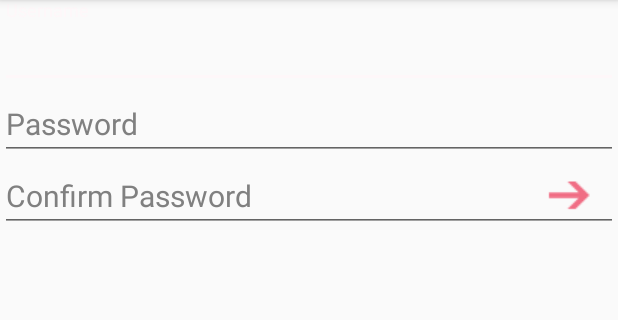
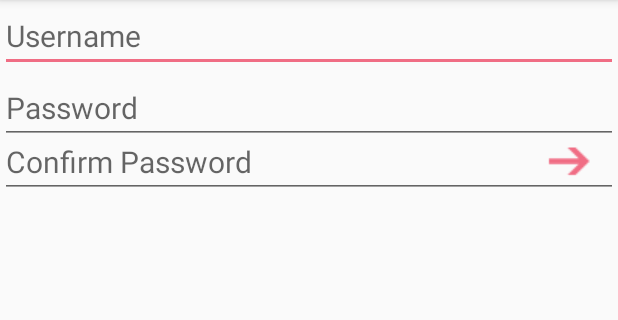
Before and after one commit to TeoDimitrov/LetsTalk, an Android app: the fragment SignUpFragmentTwo shown on its own in the app's theme, on a phone screen of 412 x 824 dp, the part 84-404 px from its top. Run offline under Robolectric (Android 15) with nearby library versions, the phone set to English and light mode, and no system bars; our stand-ins replace Firebase (no records; nobody signed in at launch, a user with empty details on screens opened directly).

Commit message:
Theme and layouts minor changes

```diff
--- a/app/src/main/res/layout/fragment_sign_in_fragment_one.xml
+++ b/app/src/main/res/layout/fragment_sign_in_fragment_one.xml
@@ -19,7 +19,6 @@
             android:hint="@string/prompt_birthyear"
             android:textColor="@color/text"
             android:inputType="date"
-            android:textColorHint="@drawable/et_selector"
             android:textSize="@dimen/sign_in_text_size"
             android:layout_alignParentTop="true"
             android:layout_alignParentLeft="true"
--- a/app/src/main/res/layout/fragment_sign_up_fragment_two.xml
+++ b/app/src/main/res/layout/fragment_sign_up_fragment_two.xml
@@ -11,45 +11,43 @@
         android:orientation="vertical"
         android:layout_alignParentTop="true">
 
-        <android.support.design.widget.TextInputLayout
-            android:layout_width="match_parent"
-            android:layout_height="wrap_content"
-            android:id="@+id/username">
-
-        <AutoCompleteTextView
-            android:id="@+id/et_username"
+        <EditText
+            android:id="@+id/username"
             android:layout_width="match_parent"
             android:layout_height="wrap_content"
             android:hint="Username"
-            android:textColorHint="@drawable/et_selector"
             android:textColor="@color/text"
             android:textSize="@dimen/sign_in_text_size"
             android:inputType="textVisiblePassword|textNoSuggestions"
-            android:layout_alignParentTop="true"
-            android:layout_marginTop="50dp" />
+            android:layout_alignBottom="@+id/password"
+            android:layout_alignParentTop="true" />
 
-        </android.support.design.widget.TextInputLayout>
-
-        <android.support.design.widget.TextInputLayout
+        <EditText
+            android:id="@+id/et_password"
             android:layout_width="match_parent"
             android:layout_height="wrap_content"
-            android:id="@+id/password">
-
-        </android.support.design.widget.TextInputLayout>
+            android:hint="Password"
+            android:textColor="@color/text"
+            android:textSize="@dimen/sign_in_text_size"
+            android:ellipsize="start"
+            android:inputType="textPassword"
+            android:layout_below="@+id/username"
+            android:layout_alignParentLeft="true"
+            android:layout_alignParentStart="true" />
 
         <EditText
             android:id="@+id/confirm_password"
             android:layout_width="match_parent"
             android:layout_height="wrap_content"
             android:hint="Confirm Password"
-            android:textColorHint="@drawable/et_selector"
             android:textColor="@color/text"
             android:ellipsize="start"
             android:inputType="textPassword"
             android:textSize="@dimen/sign_in_text_size"
-            android:layout_below="@+id/et_password"
+            android:layout_alignParentTop="true"
             android:layout_alignParentLeft="true"
-            android:layout_alignParentStart="true" />
+            android:layout_alignParentStart="true"
+            android:layout_marginTop="84dp" />
 
         <Button
             android:id="@+id/button_next2"
@@ -63,19 +61,7 @@
             android:layout_alignParentEnd="true"
             android:onClick="login"/>
 
-        <EditText
-            android:id="@+id/et_password"
-            android:layout_width="match_parent"
-            android:layout_height="wrap_content"
-            android:hint="Password"
-            android:textColorHint="@drawable/et_selector"
-            android:textColor="@color/text"
-            android:textSize="@dimen/sign_in_text_size"
-            android:ellipsize="start"
-            android:inputType="textPassword"
-            android:layout_below="@+id/username"
-            android:layout_alignParentLeft="true"
-            android:layout_alignParentStart="true" />
+
     </RelativeLayout>
 
 </RelativeLayout>
--- a/app/src/main/res/values/styles.xml
+++ b/app/src/main/res/values/styles.xml
@@ -5,11 +5,11 @@
         <!-- Customize your theme here. -->
         <item name="colorPrimary">@color/colorPrimary</item>
         <item name="colorPrimaryDark">@color/colorPrimaryDark</item>
-        <item name="colorAccent">@color/colorAccent</item>
+        <item name="colorAccent">@color/colorPrimary</item>
     </style>
 
     <style name="MyRadioButton" parent="Theme.AppCompat.Light">
-        <item name="colorControlActivated">@color/colorAccent</item>
+        <item name="colorControlActivated">@color/colorPrimary</item>
     </style>
 
 </resources>
```
Also changed, not shown: app/src/main/java/com/example/letstalk/ChatFragment.java (+23 -23 lines).
